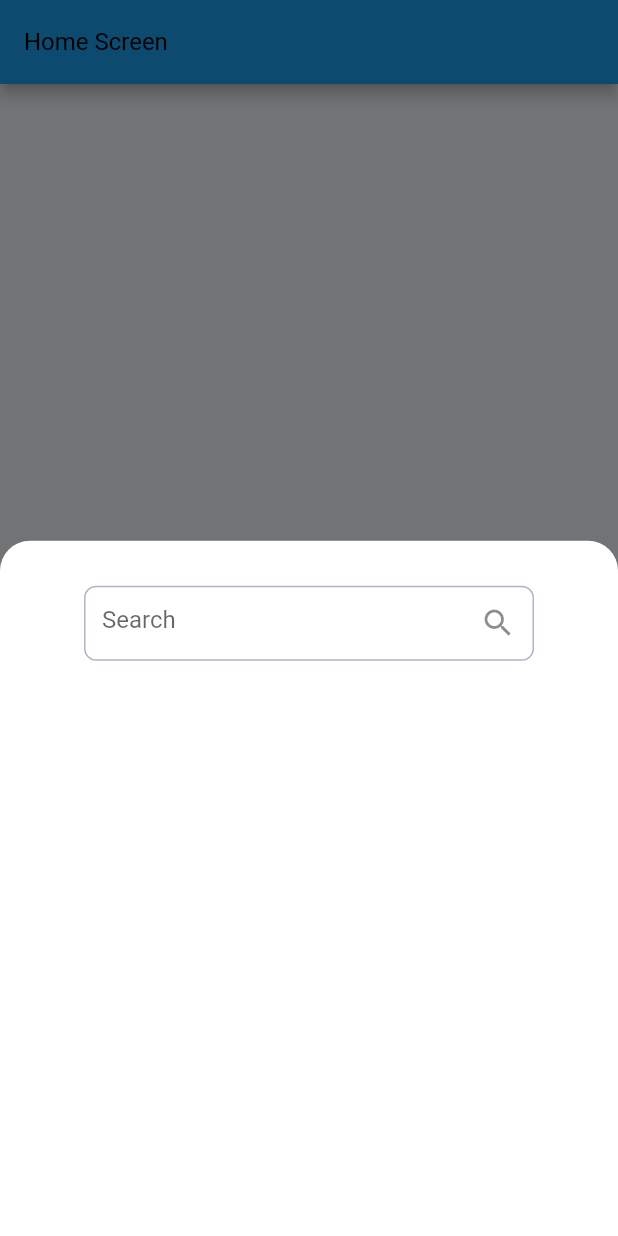
After one commit to LMech/Checkup, a Flutter app: the screen it shows once a user with an empty profile is signed in, item 3 of the bottom bar chosen, after a tap on the "group" icon, on a phone screen of 412 x 824 dp. The commit adds this screen. Run offline on Flutter 3.47's test engine with Material 2 defaults, Android fonts, the phone set to English and light mode, and no system bars; our stand-ins replace cached_network_image, cloud_firestore, csv, firebase_auth, firebase_core, get and 1 more; accounts and stored records are empty; generated files the repository leaves out were written again; Roboto replaces fonts that are missing (ProductSans).

Commit message:
add friend

```diff
--- a/lib/controllers/auth_controller.dart
+++ b/lib/controllers/auth_controller.dart
@@ -113,10 +113,12 @@ class AuthController extends GetxController {
         );
         //create the new user object
         UserModel _newUser = UserModel(
+
             uid: result.user!.uid,
             email: result.user!.email!,
             name: nameController.text,
             photoUrl: gravatarUrl);
+
         //create the user in firestore
         _createUserFirestore(_newUser, result.user!);
         emailController.clear();
--- a/lib/controllers/friends_controll.dart
+++ b/lib/controllers/friends_controll.dart
@@ -17,6 +17,7 @@ class AddFriendController extends GetxController {
   final FirebaseFirestore firestore = FirebaseFirestore.instance;
 
   void onSearch() async {
+    print("Sdsdfsdfsdff");
     isLoading = true;
     print("Sdf");
     try {
--- a/lib/helpers/dependencies.dart
+++ b/lib/helpers/dependencies.dart
@@ -0,0 +1,16 @@
+import 'package:get/get.dart';
+import '../controllers/friends_controll.dart';
+import '../controllers/auth_controller.dart';
+import '../controllers/language_controller.dart';
+import '../controllers/theme_controller.dart';
+
+class Binding extends Bindings {
+  @override
+  void dependencies() {
+    Get.lazyPut(() => AuthController());
+    Get.lazyPut(() => ThemeController());
+
+    Get.lazyPut(() => LanguageController());
+    Get.lazyPut(() => AddFriendController());
+  }
+}
--- a/lib/main.dart
+++ b/lib/main.dart
@@ -6,6 +6,7 @@ import 'package:get_storage/get_storage.dart';
 
 import 'constants/constants.dart';
 import 'controllers/controllers.dart';
+import 'helpers/dependencies.dart';
 import 'views/components/components.dart';
 
 import 'firebase_options.dart';
@@ -31,6 +32,7 @@ class MyApp extends StatelessWidget {
     return GetBuilder<LanguageController>(
       builder: (languageController) => Loading(
         child: GetMaterialApp(
+          initialBinding: Binding(),
           translations: Localization(),
           locale: languageController.getLocale, // <- Current locale
           // navigatorObservers: [
--- a/lib/models/user_model.dart
+++ b/lib/models/user_model.dart
@@ -4,19 +4,21 @@ class UserModel {
   final String email;
   final String name;
   final String photoUrl;
-
+  final List<String>? friends;
   UserModel(
-      {required this.uid,
+      {this.friends,
+        required this.uid,
       required this.email,
       required this.name,
       required this.photoUrl});
 
-  factory UserModel.fromMap(Map data) {
+  factory UserModel.fromMap(Map<String, dynamic> Json) {
     return UserModel(
-      uid: data['uid'],
-      email: data['email'] ?? '',
-      name: data['name'] ?? '',
-      photoUrl: data['photoUrl'] ?? '',
+      uid: Json['uid'],
+      email: Json['email'] ?? '',
+      name: Json['name'] ?? '',
+      photoUrl: Json['photoUrl'] ?? '',
+
     );
   }
 
--- /dev/null
+++ b/lib/views/friends/contacts.dart
@@ -0,0 +1,92 @@
+import 'package:flutter/material.dart';
+import 'package:get/get.dart';
+import '../../controllers/friends_controll.dart';
+
+class Contacts extends StatelessWidget {
+  Contacts({Key? key}) : super(key: key);
+
+  final AddFriendController controller = Get.find();
+
+  @override
+  Widget build(BuildContext context) {
+    return Scaffold(
+      appBar: AppBar(
+        title: Text("Home Screen"),
+      ),
+      body: Container(),
+      floatingActionButton: FloatingActionButton(
+          child: Icon(Icons.group),
+          onPressed: () {
+            Get.bottomSheet(Container(
+              decoration: BoxDecoration(
+                color: Colors.white,
+                borderRadius: BorderRadius.only(topLeft:Radius.circular(20) ,topRight: Radius.circular(20),
+              ),),
+
+              child: controller.isLoading
+                  ? Center(
+                      child: Container(
+                        child: CircularProgressIndicator(),
+                      ),
+                    )
+                  : Column(
+                      children: [
+                        SizedBox(
+                          height: 30,
+                        ),
+                        Container(
+                          height: 50,
+                          width: 300,
+                          child: TextField(
+                            controller: controller.search,
+                            decoration: InputDecoration(
+                              suffixIcon: InkWell(
+                                onTap: () {
+                                  print("ssssssssssssssssss");
+                                  controller.onSearch;
+                                  print("nnnnnnnnnnnnnnnn");
+
+                                },
+                                child: Icon(Icons.search),
+                              ),
+                              hintText: "Search",
+                              border: OutlineInputBorder(
+                                borderRadius: BorderRadius.circular(10),
+                              ),
+                            ),
+                          ),
+                        ),
+                        SizedBox(
+                          height: 30,
+                        ),
+                        controller.userMap != null
+                            ? ListTile(
+                                leading: CircleAvatar(
+                                  child: Image.network(
+                                      controller.userMap!['photoUrl']),
+                                ),
+                                title: Text(
+                                  controller.userMap!['name'],
+                                  style: TextStyle(
+                                    color: Colors.black,
+                                    fontSize: 17,
+                                    fontWeight: FontWeight.w500,
+                                  ),
+                                ),
+                                subtitle: Text(controller.userMap!['email']),
+                                trailing: InkWell(
+                                  onTap: () {
+                                    controller.sendfriendrequest(
+                                        controller.userMap!['uid']);
+                                  },
+                                  child: Icon(Icons.add, color: Colors.black),
+                                ),
+                              )
+                            : Container(),
+                      ],
+                    ),
+            ));
+          }),
+    );
+  }
+}
--- a/lib/views/home_ui.dart
+++ b/lib/views/home_ui.dart
@@ -5,7 +5,6 @@ import 'package:checkup/views/ui.dart';
 import 'package:flutter/cupertino.dart';
 import 'package:flutter/material.dart';
 import 'package:get/get.dart';
-import 'package:http/http.dart';
 
 import 'components/feature_card.dart';
 
--- a/lib/views/tabbar_ui.dart
+++ b/lib/views/tabbar_ui.dart
@@ -1,4 +1,3 @@
-import 'package:checkup/views/components/components.dart';
 import 'package:checkup/views/home_ui.dart';
 import 'package:checkup/views/ui.dart';
 import 'package:flutter/cupertino.dart';
@@ -6,6 +5,7 @@ import 'package:flutter/material.dart';
 import 'package:get/get.dart';
 
 import '../controllers/controllers.dart';
+import 'friends/contacts.dart';
 
 class TabbarUI extends StatelessWidget {
   static final tabbarController = Get.put(TabbarController());
@@ -19,14 +19,12 @@ class TabbarUI extends StatelessWidget {
             ? const Center(
                 child: CircularProgressIndicator(),
               )
-            : Obx(() => (Scaffold(
+            : Obx(() => (
+            Scaffold(
                 body: SafeArea(
                   child: IndexedStack(
                     index: tabbarController.tabIndex.value,
-                    children: [
-                      HomeUI(),
-                      ProfileUI(),
-                    ],
+                    children: [HomeUI(), ProfileUI(), Contacts()],
                   ),
                 ),
                 bottomNavigationBar: BottomNavigationBar(
@@ -41,6 +39,10 @@ class TabbarUI extends StatelessWidget {
                       icon: CupertinoIcons.profile_circled,
                       label: 'Profile',
                     ),
+                    _bottomNavigationBarItem(
+                      icon: CupertinoIcons.person_crop_circle_fill_badge_exclam,
+                      label: 'Home',
+                    ),
                   ],
                 )))));
   }
--- a/lib/views/ui.dart
+++ b/lib/views/ui.dart
@@ -2,4 +2,3 @@ export 'tabbar_ui.dart';
 export 'settings_ui.dart';
 export 'splash_ui.dart';
 export 'profile_ui.dart';
-//لالالالالالالالا
--- a/pubspec.yaml
+++ b/pubspec.yaml
@@ -47,7 +47,7 @@ dependencies:
   http: ^0.13.4
   csv: ^5.0.1
   crypto: ^3.0.1
-
+  cached_network_image: ^3.2.0
 dev_dependencies:
   flutter_test:
     sdk: flutter
```
Also changed, not shown: lib/views/components/customactionbutton.dart (+29 -0 lines), lib/views/components/uset_item.dart (+59 -0 lines), lib/views/friends/add_contact.dart (added, +10 -0 lines), pubspec.lock, 3 other files.
